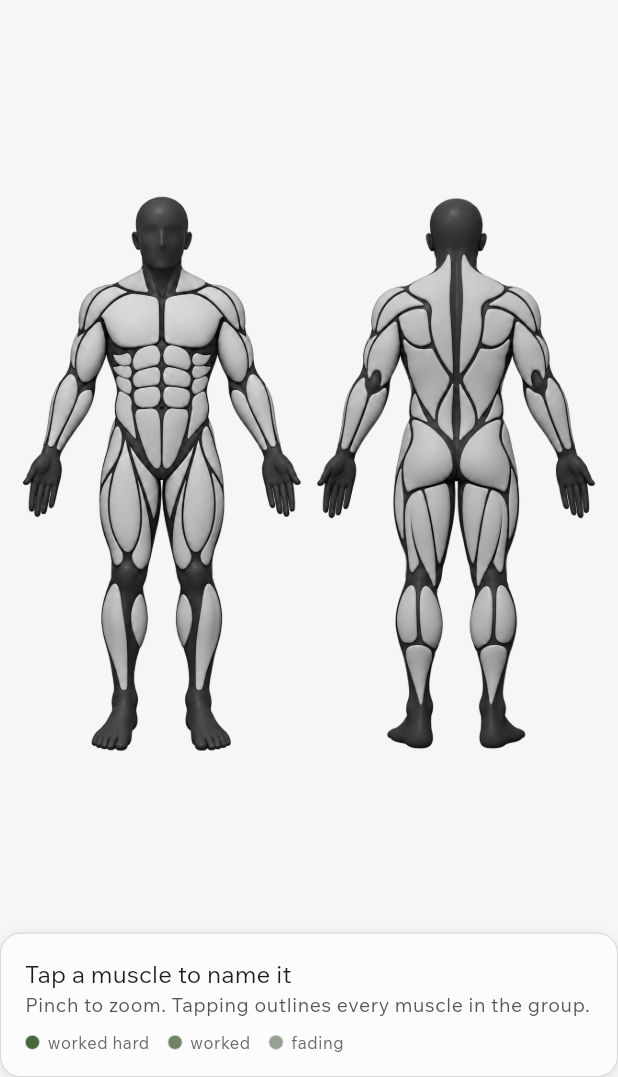
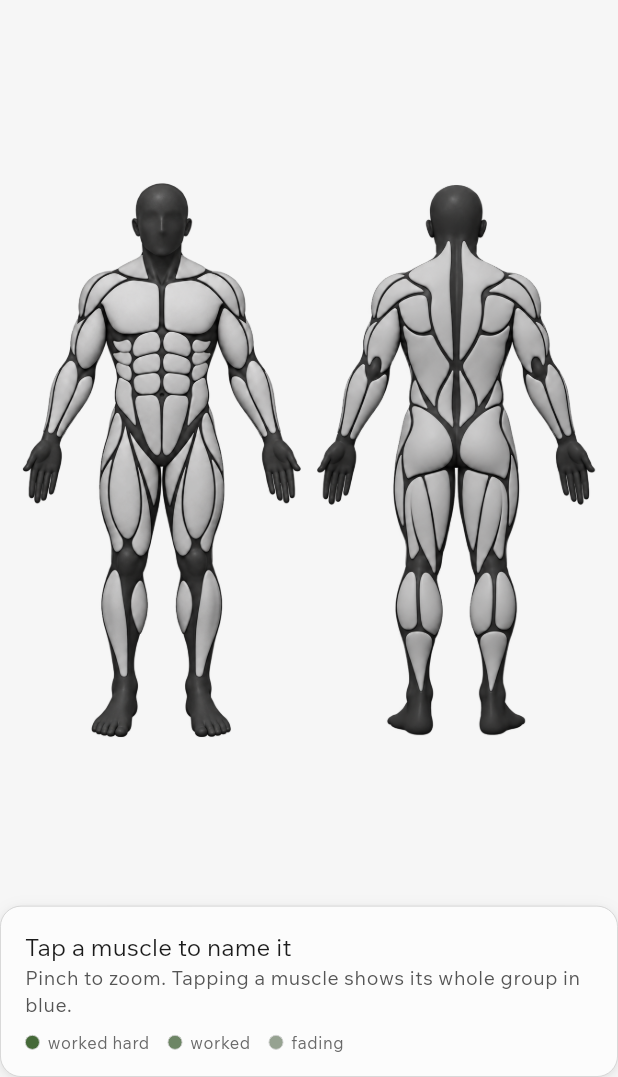
Before and after one commit to derekurban/easyday, a Flutter app: the ProgressScreen screen opened directly, after a tap on an icon or button, on a phone screen of 412 x 824 dp, the part 159-1236 px from its top. Run offline on Flutter 3.47's test engine with Material 3 defaults, Android fonts, the phone set to English and light mode, and no system bars; our stand-ins replace flutter_local_notifications, flutter_timezone, geolocator, lucide_icons_flutter, shared_preferences, timezone; accounts and stored records are empty; project files that could hold a hidden picture were left out.

Commit message:
Muscle figure: a tapped group fills blue instead of being outlined
Selecting a muscle now fills every plate of its group with the selection blue at full strength, in place of its
green step, using the same fill shapes as the highlight. It reads at a glance at card size, where a 2 px outline
nearly disappeared, and no longer depends on tracing a tight edge. The figure only reads the fill shapes now; the
outline width, the traced-edge paths and the unused group helper are gone, and both fill colours share one helper.

Co-Authored-By: Claude Opus 5.5 <noreply@anthropic.com>

```diff
--- a/mobile/lib/ui/muscle_figure.dart
+++ b/mobile/lib/ui/muscle_figure.dart
@@ -3,10 +3,11 @@
 // (muscle-map/pipeline/outlines.py: the plate's traced edge grown a pixel into the dark groove around it) is filled
 // with the moss accent, multiplied over the render so the plate keeps its shading, at one of three opacities by which
 // third of 0 to 1 the group's strength falls in (a main muscle at 1 gets the full accent, a helping one at 0.5 the
-// middle step, a faded recency the lightest). Tap a plate and every plate of its group is outlined in blue along its
-// traced edge, with a tooltip over the figure naming it (and whatever detail the caller adds). Fills and outlines are vector paths, so they stay crisp at any size and under the full
-// screen's pinch zoom. An expand button opens that full screen. The id maps (used for taps) follow
-// app/js/muscle-map.js and docs/muscle-mapping.md.
+// middle step, a faded recency the lightest). Tap a plate and every plate of its group fills blue instead, with a
+// tooltip over the figure naming it (and whatever detail the caller adds, which is where a selected group's strength
+// is told). The fills are vector paths, so they stay crisp at any size and under the full screen's pinch zoom. An
+// expand button opens that full screen. The id maps (used for taps) follow app/js/muscle-map.js and
+// docs/muscle-mapping.md.
 import 'dart:async';
 import 'dart:convert';
 import 'dart:math';
@@ -28,7 +29,8 @@ const secondaryStrength = 0.5;
 /// The fill: the design system's light-theme accent (oklch 0.48 0.085 138), laid over the plate at one of three
 /// opacities, so a strength reads as one of three clear steps rather than a fade. The figure is the same light gray in
 /// both themes, so the accent is fixed rather than a theme token (the dark-theme accent is too pale on gray plates).
-/// Selection is a blue the rest of the app never uses, so it cannot be mistaken for a fill.
+/// Selection is a blue the rest of the app never uses, filled at full strength in place of a plate's step, so a tapped
+/// group stands out from every fill.
 const muscleAccent = Color(0xFF456938);
 const muscleSelect = Color(0xFF2F7BE5);
 /// The plate gray the swatches sit on, the figure's typical plate brightness.
@@ -36,13 +38,12 @@ const musclePlate = Color(0xFFBEBEBE);
 /// The steps' opacities, weakest first.
 const muscleSteps = [1 / 3, 2 / 3, 1.0];
 
-/// What the fill multiplies the render by: the accent over the plates' typical gray (182), so a plate of that gray
-/// comes out exactly the accent at full strength and darker or lighter parts of it keep their shading.
-final muscleMultiply = Color.from(
-  alpha: 1, red: (muscleAccent.r * 255 / 182).clamp(0.0, 1.0), green: (muscleAccent.g * 255 / 182).clamp(0.0, 1.0), blue: (muscleAccent.b * 255 / 182).clamp(0.0, 1.0));
-
-/// The selection outline's width in logical pixels, whatever the size or zoom.
-const muscleOutlineWidth = 2.0;
+/// What a fill multiplies the render by: its colour over the plates' typical gray (182), so a plate of that gray comes
+/// out that colour at full strength (as near as a multiply reaches) and darker or lighter parts keep their shading.
+Color _overPlate(Color c) => Color.from(
+  alpha: 1, red: (c.r * 255 / 182).clamp(0.0, 1.0), green: (c.g * 255 / 182).clamp(0.0, 1.0), blue: (c.b * 255 / 182).clamp(0.0, 1.0));
+final muscleMultiply = _overPlate(muscleAccent);
+final muscleSelectMultiply = _overPlate(muscleSelect);
 
 /// The opacity a strength draws at: nothing at 0, then the step whose third of the range it falls in.
 double muscleStepOpacity(double strength) {
@@ -50,34 +51,29 @@ double muscleStepOpacity(double strength) {
   return muscleSteps[(strength.clamp(0.0, 1.0) * muscleSteps.length).ceil().clamp(1, muscleSteps.length) - 1];
 }
 
-/// One figure, ready to draw: the render, the box around the body it is drawn through, each plate's traced edge and
-/// fill shape as paths in that box's coordinates, and the id map cropped to the box for taps.
+/// One figure, ready to draw: the render, the box around the body it is drawn through, each plate's fill shape as a
+/// path in that box's coordinates, and the id map cropped to the box for taps.
 class MuscleMapData {
   MuscleMapData({required this.w, required this.h, required this.x0, required this.y0, required this.base, required this.plate,
-      required this.plateDataset, required this.plateMuscle, required this.paths, required this.fills});
+      required this.plateDataset, required this.plateMuscle, required this.fills});
   final int w, h;                   // cropped size
   final int x0, y0;                 // the crop's corner in the asset
   final ui.Image base;              // the whole asset image
   final Uint8List plate;            // plate id per cropped pixel
   final List<String?> plateDataset; // plate id -> dataset group
   final List<String?> plateMuscle;  // plate id -> muscle name
-  final Map<int, ui.Path> paths;    // plate id -> traced edge (the selection outline), cropped coordinates
-  final Map<int, ui.Path> fills;    // plate id -> fill shape (the edge grown into the groove), cropped coordinates
+  final Map<int, ui.Path> fills;    // plate id -> fill shape (its traced edge grown into the groove), cropped coordinates
 
   Rect get crop => Rect.fromLTWH(x0.toDouble(), y0.toDouble(), w.toDouble(), h.toDouble());
 
-  /// The plates of a dataset group, or just [plate] when it has no group.
-  Set<int> groupPlates(int plate) {
-    final g = plateDataset[plate];
-    if (g == null) return {plate};
-    return {for (var id = 1; id < 256; id++) if (plateDataset[id] == g) id};
-  }
+  /// The plates of a dataset group.
+  Set<int> groupPlates(String dataset) => {for (var id = 1; id < 256; id++) if (plateDataset[id] == dataset) id};
 
-  /// The box around [plates]' surfaces, in cropped coordinates, or null when none is traced.
+  /// The box around [plates]' fill shapes, in cropped coordinates, or null when none is traced.
   Rect? bounds(Iterable<int> plates) {
     Rect? r;
     for (final id in plates) {
-      final b = paths[id]?.getBounds();
+      final b = fills[id]?.getBounds();
       if (b != null) r = r == null ? b : r.expandToInclude(b);
     }
     return r;
@@ -103,13 +99,12 @@ class MuscleRenderer {
     idsImage.dispose();
     final crop = await compute(_prepare, _PrepareArgs(base.width, base.height, baseRaw, ids));
     _outlines ??= rootBundle.loadString('assets/muscle/outlines.json').then((s) => jsonDecode(s) as Map<String, dynamic>);
-    final traced = (await _outlines)!['maps'][key] as Map<String, dynamic>;
-    Map<int, ui.Path> paths(String kind) => {
-      for (final e in (traced[kind] as Map<String, dynamic>).entries)
-        int.parse(e.key): _path((e.value as List).cast<List>(), -crop.x0.toDouble(), -crop.y0.toDouble()),
-    };
+    // outlines.json also has each plate's tight edge ('plates'); the figure only fills, so it reads the fill shapes
+    final fills = (await _outlines)!['maps'][key]['fills'] as Map<String, dynamic>;
     return MuscleMapData(w: crop.w, h: crop.h, x0: crop.x0, y0: crop.y0, base: base, plate: crop.plate, plateDataset: dataset,
-        plateMuscle: muscle, paths: paths('plates'), fills: paths('fills'));
+        plateMuscle: muscle, fills: {
+          for (final e in fills.entries) int.parse(e.key): _path((e.value as List).cast<List>(), -crop.x0.toDouble(), -crop.y0.toDouble()),
+        });
   }
 
   static Future<ui.Image> _image(String asset) async {
@@ -119,7 +114,7 @@ class MuscleRenderer {
   }
 
   /// A plate's polygons as one smooth closed path: quadratic curves through the midpoints of the traced edges, each
-  /// traced point the control between them, so the outline has no corners at any zoom.
+  /// traced point the control between them, so the shape has no corners at any zoom.
   static ui.Path _path(List<List> polygons, double dx, double dy) {
     final path = ui.Path()..fillType = ui.PathFillType.evenOdd;
     for (final flat in polygons) {
@@ -168,8 +163,8 @@ _Crop _prepare(_PrepareArgs a) {
   return _Crop(x0, y0, w, h, plate);
 }
 
-/// Draws one figure into its box: the render scaled to fit, the highlighted plates filled, the selected ones outlined.
-/// [zoom] is the full screen's pinch scale, so the outline keeps its width on screen.
+/// Draws one figure into its box: the render scaled to fit, the highlighted plates filled with the accent, the
+/// selected ones with the selection blue. [zoom] is the full screen's pinch scale, so an enlarged render resamples sharply.
 class _FigurePainter extends CustomPainter {
   _FigurePainter(this.m, this.opacity, this.selected, this.zoom) : super(repaint: zoom);
   final MuscleMapData m;
@@ -184,33 +179,30 @@ class _FigurePainter extends CustomPainter {
     final z = zoom?.value ?? 1.0;
     // mipmapped bilinear when shrinking, bicubic when the render is enlarged (full screen, pinch zoom)
     final quality = s * z > 1 ? FilterQuality.high : FilterQuality.medium;
-    canvas.drawImageRect(m.base, m.crop, Rect.fromLTWH(dx, dy, m.w * s, m.h * s), Paint()..filterQuality = quality);
     final dst = Rect.fromLTWH(dx, dy, m.w * s, m.h * s);
+    canvas.drawImageRect(m.base, m.crop, dst, Paint()..filterQuality = quality);
     // Paths are scaled into the box's coordinates rather than through a canvas transform.
     final toBox = Float64List.fromList([s, 0, 0, 0, 0, s, 0, 0, 0, 0, 1, 0, dx, dy, 0, 1]);
-    // Each highlighted plate: clip to its fill shape and draw the render again through a modulate filter of the multiply
+    // Each filled plate: clip to its fill shape and draw the render again through a modulate filter of the multiply
     // colour at the step's opacity. Over the render already there that comes out render × (1 − o·(1 − c)), a
     // multiply that keeps the plate's shading, done as plain source-over drawing (BlendMode.multiply reads the
     // framebuffer back, which Impeller on GLES does through a blurred, offset copy; an image shader there ignored
-    // its matrix).
+    // its matrix). A selected plate fills with the selection blue at full strength in place of its step.
     final fill = Paint()..filterQuality = quality;
-    for (final e in opacity.entries) {
-      final path = m.fills[e.key];
-      if (path == null || e.value <= 0) continue;
-      fill.colorFilter = ColorFilter.mode(muscleMultiply.withValues(alpha: e.value), BlendMode.modulate);
+    void fillPlate(int id, Color multiply, double o) {
+      final path = m.fills[id];
+      if (path == null || o <= 0) return;
+      fill.colorFilter = ColorFilter.mode(multiply.withValues(alpha: o), BlendMode.modulate);
       canvas.save();
       canvas.clipPath(path.transform(toBox));
       canvas.drawImageRect(m.base, m.crop, dst, fill);
       canvas.restore();
     }
-    if (selected.isNotEmpty) {
-      final edge = Paint()
-        ..style = PaintingStyle.stroke..strokeWidth = muscleOutlineWidth / z..color = muscleSelect
-        ..strokeJoin = StrokeJoin.round..isAntiAlias = true;
-      for (final id in selected) {
-        final path = m.paths[id];
-        if (path != null) canvas.drawPath(path.transform(toBox), edge);
-      }
+    for (final e in opacity.entries) {
+      if (!selected.contains(e.key)) fillPlate(e.key, muscleMultiply, e.value);
+    }
+    for (final id in selected) {
+      fillPlate(id, muscleSelectMultiply, 1);
     }
   }
 
@@ -229,7 +221,7 @@ class MuscleHit {
 }
 
 /// The figures side by side. [highlight] is dataset group -> strength: 1 primary, 0.5 secondary, or anything 0 to 1.
-/// Tap a plate to outline its group and see a tooltip: the muscle, its group, and [detail] if the caller has one.
+/// Tap a plate to fill its group blue and see a tooltip: the muscle, its group, and [detail] if the caller has one.
 /// [keyLabels] names the steps under the figures, strongest first; [expandable] adds a button that opens [MuscleFigureScreen].
 class MuscleFigure extends StatefulWidget {
   const MuscleFigure({
@@ -248,7 +240,7 @@ class MuscleFigure extends StatefulWidget {
   final bool expandable;
   final String? title;
   final Duration? clearAfter;
-  /// The full screen's pinch scale, so outlines keep their width when zoomed.
+  /// The full screen's pinch scale, so the render resamples sharply when zoomed.
   final ValueListenable<double>? zoom;
 
   /// The width the two figures take at [height].
@@ -261,8 +253,8 @@ class MuscleFigure extends StatefulWidget {
 class _MuscleFigureState extends State<MuscleFigure> {
   MuscleHit? hit;
   Offset? anchor;                     // where the tap landed, in the row's coordinates
-  Rect? avoid;                        // the outlined plates' box on the tapped side, in the row's coordinates
-  var outlined = <String, Set<int>>{}; // per side key, the plates to edge
+  Rect? avoid;                        // the selected plates' box on the tapped side, in the row's coordinates
+  var selected = <String, Set<int>>{}; // per side key, the plates filled blue
   Timer? clear;
 
   @override
@@ -288,26 +280,26 @@ class _MuscleFigureState extends State<MuscleFigure> {
     }
     final same = found != null && hit != null && hit!.dataset == found.dataset && (found.dataset.isNotEmpty || hit!.plate == found.plate);
     final next = (found == null || same) ? null : found;
-    final edges = <String, Set<int>>{};
+    final group = <String, Set<int>>{};
     if (next != null) {
       for (final side in widget.sides) {
         final k = '${sex}_$side';
         final sm = await MuscleRenderer.map(k);
-        edges[k] = next.dataset.isEmpty ? (k == key ? {next.plate} : <int>{}) : {for (var id = 1; id < 256; id++) if (sm.plateDataset[id] == next.dataset) id};
+        group[k] = next.dataset.isEmpty ? (k == key ? {next.plate} : <int>{}) : sm.groupPlates(next.dataset);
       }
     }
     Rect? box2;
     if (next != null) {
-      // the box of the outlined plates on the tapped side, so the tooltip can keep clear of them
-      final b = m.bounds(edges[key] ?? const <int>{});
+      // the box of the selected plates on the tapped side, so the tooltip can keep clear of them
+      final b = m.bounds(group[key] ?? const <int>{});
       if (b != null) box2 = Rect.fromLTRB(dx + b.left * scale + rowOffset, dy + b.top * scale, dx + b.right * scale + rowOffset, dy + b.bottom * scale);
     }
     if (!mounted) return;
-    setState(() { hit = next; outlined = edges; anchor = next == null ? null : Offset(local.dx + rowOffset, local.dy); avoid = box2; });
+    setState(() { hit = next; selected = group; anchor = next == null ? null : Offset(local.dx + rowOffset, local.dy); avoid = box2; });
     widget.onTap?.call(hit);
     clear?.cancel();
     final after = widget.clearAfter;
-    if (hit != null && after != null) clear = Timer(after, () { if (mounted) setState(() { hit = null; outlined = {}; anchor = null; avoid = null; }); });
+    if (hit != null && after != null) clear = Timer(after, () { if (mounted) setState(() { hit = null; selected = {}; anchor = null; avoid = null; }); });
   }
 
   void _expand() {
@@ -335,7 +327,7 @@ class _MuscleFigureState extends State<MuscleFigure> {
             if (i > 0) const SizedBox(width: 4),
             Builder(builder: (context) {
               final key = '${sex}_${widget.sides[i]}';
-              final edges = outlined[key] ?? const <int>{};
+              final picked = selected[key] ?? const <int>{};
               return GestureDetector(
                 behavior: HitTestBehavior.opaque,
                 onTapUp: widget.interactive ? (d) => _tap(key, d.localPosition, box, i * (box.width + 4)) : null,
@@ -354,7 +346,7 @@ class _MuscleFigureState extends State<MuscleFigure> {
                           painter: _FigurePainter(md, {
                             for (var id = 1; id < 256; id++)
                               if ((opacity[md.plateDataset[id]] ?? 0) > 0) id: opacity[md.plateDataset[id]]!,
-                          }, edges, widget.zoom),
+                          }, picked, widget.zoom),
                         ),
                       );
                     },
@@ -401,7 +393,7 @@ class MuscleKey extends StatelessWidget {
   }
 }
 
-/// Places the tooltip clear of the outlined plates: under them, else above, else beside; kept near the row, with a
+/// Places the tooltip clear of the selected plates: under them, else above, else beside; kept near the row, with a
 /// little overflow allowed on the right where there is usually text, and almost none on the left.
 class _TipLayout extends SingleChildLayoutDelegate {
   const _TipLayout(this.anchor, this.avoid);
@@ -445,7 +437,7 @@ class _Tip extends StatelessWidget {
   }
 }
 
-/// The figure full screen: as large as the width allows, pinch to zoom, tap to outline a group, with the details in
+/// The figure full screen: as large as the width allows, pinch to zoom, tap to fill a group blue, with the details in
 /// a panel under it instead of a tooltip.
 class MuscleFigureScreen extends StatefulWidget {
   const MuscleFigureScreen({super.key, required this.highlight, this.sides = const ['front', 'back'], this.keyLabels, this.detail, this.title});
@@ -505,7 +497,7 @@ class _MuscleFigureScreenState extends State<MuscleFigureScreen> {
           Panel(child: Column(crossAxisAlignment: CrossAxisAlignment.start, children: [
             AnimatedSwitcher(duration: m(context, durBase), child: Column(key: ValueKey(hit?.muscle), crossAxisAlignment: CrossAxisAlignment.start, children: [
               Text(hit?.muscle ?? 'Tap a muscle to name it', style: t.titleMedium),
-              Text(hit == null ? 'Pinch to zoom. Tapping outlines every muscle in the group.' : (detail == null ? hit!.dataset : [if (hit!.dataset.isNotEmpty) hit!.dataset, detail].join(' · ')), style: t.bodySmall),
+              Text(hit == null ? 'Pinch to zoom. Tapping a muscle shows its whole group in blue.' : (detail == null ? hit!.dataset : [if (hit!.dataset.isNotEmpty) hit!.dataset, detail].join(' · ')), style: t.bodySmall),
             ])),
             if (widget.keyLabels != null) ...[const SizedBox(height: 10), MuscleKey(labels: widget.keyLabels!)],
           ])),
```
Also changed, not shown: 3 other files.
